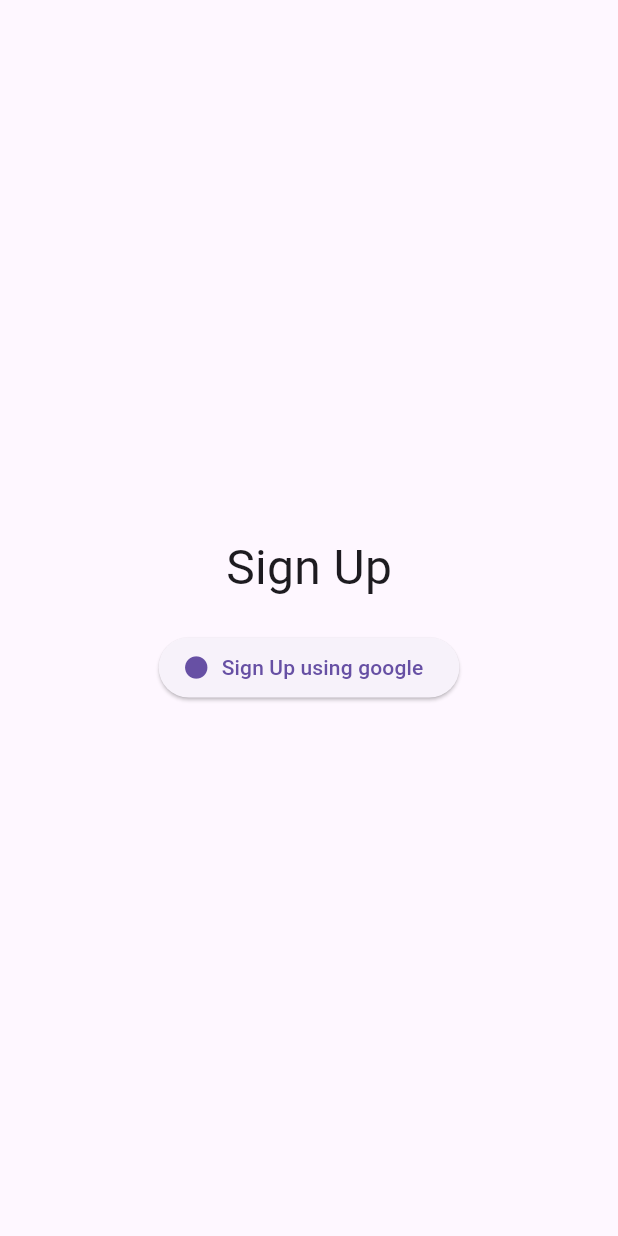
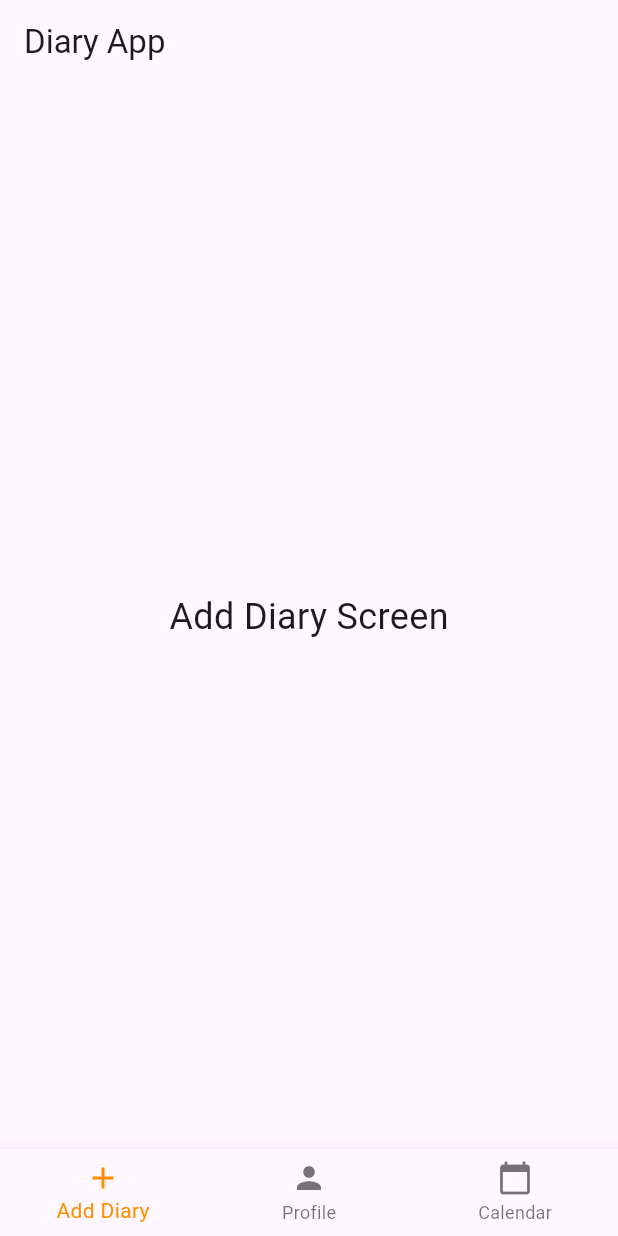
Before and after one commit to Sathwik004/GemSieve, a Flutter app: the screen it shows after launch, on a phone screen of 412 x 824 dp. Run offline on Flutter 3.47's test engine with Material 3 defaults, Android fonts, the phone set to English and light mode, and no system bars; our stand-ins replace firebase_auth, firebase_core, flutter_bloc, fpdart, get_it, google_generative_ai and 1 more; accounts and stored records are empty; generated files the repository leaves out were written again.

Commit message:
some files added

```diff
--- a/lib/features/add_diarytext/data/datasources/diary_data_source.dart
+++ b/lib/features/add_diarytext/data/datasources/diary_data_source.dart
@@ -7,7 +7,7 @@ Future<GeminiDiaryTextModel> fetchdiary(String input,String habits);
 }
 
 
-class DiaryDataSourceImple implements DiaryDataSource{
+class DiaryDataSourceImpl implements DiaryDataSource{
   @override
   Future<GeminiDiaryTextModel> fetchdiary(String input, String habits) async{
 
--- /dev/null
+++ b/lib/homepage.dart
@@ -0,0 +1,90 @@
+
+import 'package:flutter/material.dart';
+
+class HomeScreen extends StatefulWidget {
+  @override
+  _HomeScreenState createState() => _HomeScreenState();
+}
+
+class _HomeScreenState extends State<HomeScreen> {
+  int _selectedIndex = 0;
+
+  static List<Widget> _widgetOptions = <Widget>[
+    AddDiaryScreen(),
+    ProfileScreen(),
+    CalendarScreen(),
+  ];
+
+  void _onItemTapped(int index) {
+    setState(() {
+      _selectedIndex = index;
+    });
+  }
+
+  @override
+  Widget build(BuildContext context) {
+    return Scaffold(
+      appBar: AppBar(
+        title: Text('Diary App'),
+      ),
+      body: Center(
+        child: _widgetOptions.elementAt(_selectedIndex),
+      ),
+      bottomNavigationBar: BottomNavigationBar(
+        items: const <BottomNavigationBarItem>[
+          BottomNavigationBarItem(
+            icon: Icon(Icons.add),
+            label: 'Add Diary',
+          ),
+          BottomNavigationBarItem(
+            icon: Icon(Icons.person),
+            label: 'Profile',
+          ),
+          BottomNavigationBarItem(
+            icon: Icon(Icons.calendar_today),
+            label: 'Calendar',
+          ),
+        ],
+        currentIndex: _selectedIndex,
+        selectedItemColor: Colors.amber[800],
+        onTap: _onItemTapped,
+      ),
+    );
+  }
+}
+
+class AddDiaryScreen extends StatelessWidget {
+  @override
+  Widget build(BuildContext context) {
+    return Center(
+      child: Text(
+        'Add Diary Screen',
+        style: TextStyle(fontSize: 24),
+      ),
+    );
+  }
+}
+
+class ProfileScreen extends StatelessWidget {
+  @override
+  Widget build(BuildContext context) {
+    return Center(
+      child: Text(
+        'Profile Screen',
+        style: TextStyle(fontSize: 24),
+      ),
+    );
+  }
+}
+
+class CalendarScreen extends StatelessWidget {
+  @override
+  Widget build(BuildContext context) {
+    return Center(
+      child: Text(
+        'Calendar Screen',
+        style: TextStyle(fontSize: 24),
+      ),
+    );
+  }
+}
--- a/lib/main.dart
+++ b/lib/main.dart
@@ -9,6 +9,7 @@ import 'package:milkydiary/features/auth/data/repositories/authrepo_imp.dart';
 import 'package:milkydiary/features/auth/domain/usecases/user_sign_in.dart';
 import 'package:milkydiary/features/auth/presentation/bloc/auth_bloc_bloc.dart';
 import 'package:milkydiary/features/auth/presentation/pages/sign_up_page.dart';
+import 'package:milkydiary/homepage.dart';
 import 'package:milkydiary/firebase_options.dart';
 import 'package:milkydiary/injection_container.dart';
 
@@ -61,34 +62,29 @@ class MyHomePage extends StatelessWidget {
 
   @override
   Widget build(BuildContext context) {
-    return BlocBuilder<AuthBloc,AuthState>(
-      builder: (context, state) {
-        if (state is AuthInitial) {
-          return const SignInPage();
-        } else if (state is AuthLoadingState) {
-          return const Center(child: CircularProgressIndicator());
-        } else if (state is AuthSuccessState) {
-          return StreamBuilder(
-            //Help required, Idk about this part. I want to emit state depending on authChanges
-            stream: FirebaseAuth.instance.authStateChanges(),
-            builder: (context, snapshot) {
-              context.read<AuthBloc>().add(AuthChanges());
-              return Scaffold(
-              appBar: AppBar(
-                title: const Text('Milky Diary'),
-              ),
-              body: Center(
-                child: Text(state.userId),
-              ),
-            );
-            }
-          );
-        } else if (state is AuthFailureState) {
-          return Center(child: Text(state.message));
-        } else {
-          return const Center(child: Text('Unknown state'));
-        }
-      },
-    );
+    return HomeScreen();
+
+    // BlocBuilder<AuthBloc,AuthState>(
+    //   builder: (context, state) {
+    //     if (state is AuthInitial) {
+    //       return const SignInPage();
+    //     } else if (state is AuthLoadingState) {
+    //       return const Center(child: CircularProgressIndicator());
+    //     } else if (state is AuthSuccessState) {
+    //       return StreamBuilder(
+    //         //Help required, Idk about this part. I want to emit state depending on authChanges
+    //         stream: FirebaseAuth.instance.authStateChanges(),
+    //         builder: (context, snapshot) {
+    //           context.read<AuthBloc>().add(AuthChanges());
+    //           return HomeScreen();
+    //         }
+    //       );
+    //     } else if (state is AuthFailureState) {
+    //       return Center(child: Text(state.message));
+    //     } else {
+    //       return const Center(child: Text('Unknown state'));
+    //     }
+    //   },
+    // );
   }
 }
```
Also changed, not shown: lib/core/themes/apppallete.dart (added), lib/core/themes/apptheme.dart (added), lib/features/add_diarytext/presentation/pages/add_diary_entry_page.dart (added).
